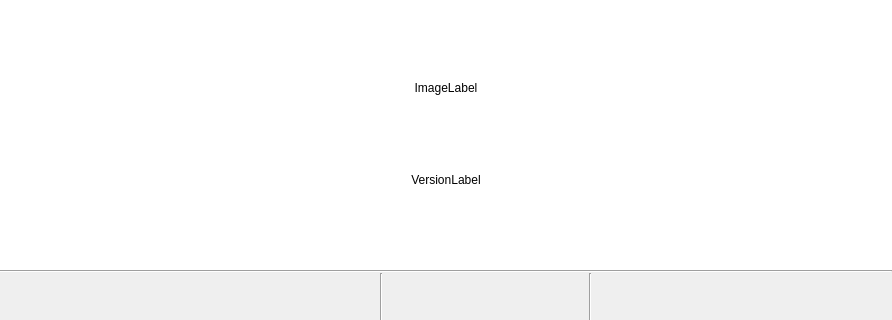
The window that src/apps/openfluid-builder/base/HomeWidget.ui (OpenFLUID/openfluid) describes before a commit, drawn with Qt 5; both pictures show x 0 to 892 and y 0 to 320 of the 892 by 615 pixel window.
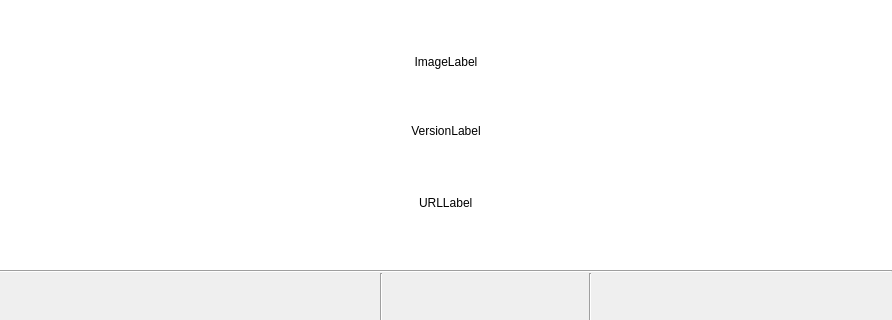
The same window after the commit. Custom widgets are drawn as their Qt base class.

Commit message: Fix of clickable URL label in home widget

```diff
--- a/src/apps/openfluid-builder/base/HomeWidget.ui
+++ b/src/apps/openfluid-builder/base/HomeWidget.ui
@@ -82,6 +82,9 @@
           <height>16777215</height>
          </size>
         </property>
+        <property name="styleSheet">
+         <string notr="true"/>
+        </property>
         <property name="frameShadow">
          <enum>QFrame::Plain</enum>
         </property>
@@ -97,6 +100,21 @@
        </widget>
       </item>
       <item>
+       <layout class="QHBoxLayout" name="horizontalLayout_2">
+        <item>
+         <spacer name="horizontalSpacer">
+          <property name="orientation">
+           <enum>Qt::Horizontal</enum>
+          </property>
+          <property name="sizeHint" stdset="0">
+           <size>
+            <width>40</width>
+            <height>20</height>
+           </size>
+          </property>
+         </spacer>
+        </item>
+        <item>
        <widget class="QLabel" name="VersionLabel">
         <property name="sizePolicy">
          <sizepolicy hsizetype="Preferred" vsizetype="Maximum">
@@ -104,6 +122,9 @@
           <verstretch>0</verstretch>
          </sizepolicy>
         </property>
+          <property name="styleSheet">
+           <string notr="true"/>
+          </property>
         <property name="text">
          <string notr="true">VersionLabel</string>
         </property>
@@ -112,6 +133,64 @@
         </property>
        </widget>
       </item>
+        <item>
+         <spacer name="horizontalSpacer_2">
+          <property name="orientation">
+           <enum>Qt::Horizontal</enum>
+          </property>
+          <property name="sizeHint" stdset="0">
+           <size>
+            <width>40</width>
+            <height>20</height>
+           </size>
+          </property>
+         </spacer>
+        </item>
+       </layout>
+      </item>
+      <item>
+       <layout class="QHBoxLayout" name="horizontalLayout_3">
+        <item>
+         <spacer name="horizontalSpacer_3">
+          <property name="orientation">
+           <enum>Qt::Horizontal</enum>
+          </property>
+          <property name="sizeHint" stdset="0">
+           <size>
+            <width>40</width>
+            <height>20</height>
+           </size>
+          </property>
+         </spacer>
+        </item>
+        <item>
+         <widget class="ClickableLabel" name="URLLabel">
+          <property name="sizePolicy">
+           <sizepolicy hsizetype="Preferred" vsizetype="Maximum">
+            <horstretch>0</horstretch>
+            <verstretch>0</verstretch>
+           </sizepolicy>
+          </property>
+          <property name="text">
+           <string notr="true">URLLabel</string>
+          </property>
+         </widget>
+        </item>
+        <item>
+         <spacer name="horizontalSpacer_4">
+          <property name="orientation">
+           <enum>Qt::Horizontal</enum>
+          </property>
+          <property name="sizeHint" stdset="0">
+           <size>
+            <width>40</width>
+            <height>20</height>
+           </size>
+          </property>
+         </spacer>
+        </item>
+       </layout>
+      </item>
      </layout>
     </widget>
    </item>
@@ -241,6 +320,13 @@
    </item>
   </layout>
  </widget>
+ <customwidgets>
+  <customwidget>
+   <class>ClickableLabel</class>
+   <extends>QLabel</extends>
+   <header>ClickableLabel.hpp</header>
+  </customwidget>
+ </customwidgets>
  <resources/>
  <connections/>
 </ui>
```
Lines whose indentation alone changed are shown as unchanged. The commit also changes 1 other file.
